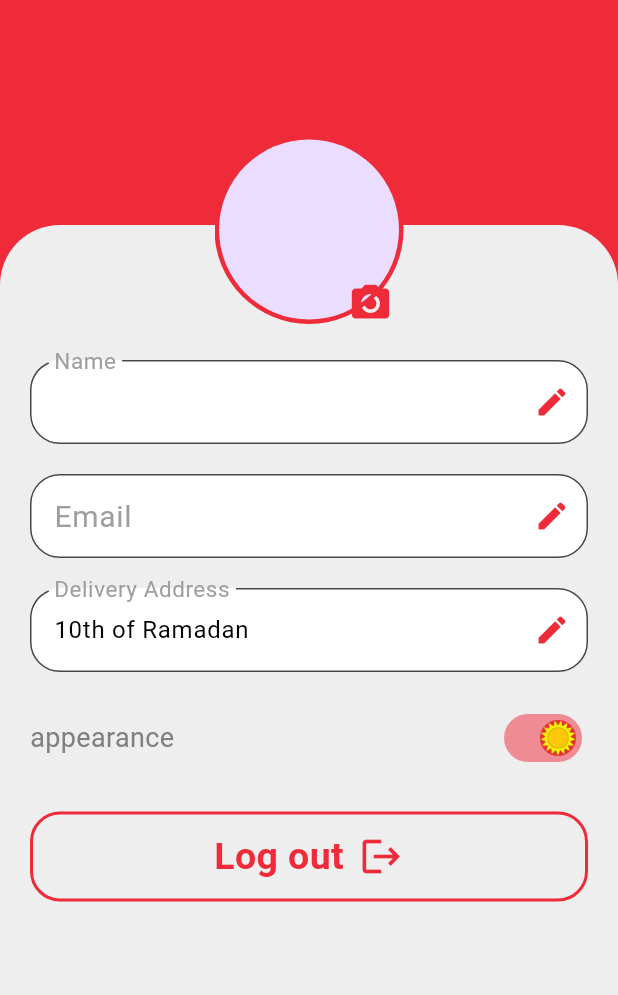
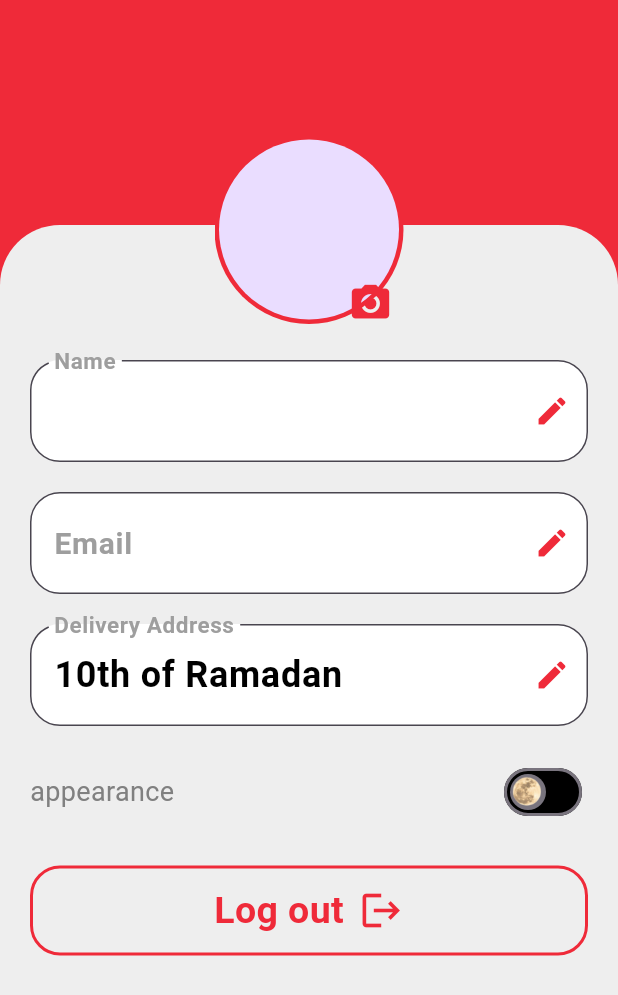
Before and after one commit to SalahFathy25/FoodApp, a Flutter app: the ProfileScreen screen opened directly, on a phone screen of 412 x 824 dp. Shown: the top 995 px of the screen. Run offline on Flutter 3.47's test engine with Material 3 defaults, Android fonts, the phone set to English and light mode, and no system bars; our stand-ins replace animated_splash_screen, bloc, flutter_bloc, google_fonts, image_picker, page_transition and 2 more; missing offline and left inert: ftoast, simple_floating_bottom_nav_bar, svg_flutter; accounts and stored records are empty.

Commit message:
food app

```diff
--- /dev/null
+++ b/lib/app/cubit/app_cubit.dart
@@ -0,0 +1,23 @@
+// ignore_for_file: public_member_api_docs, sort_constructors_first
+import 'package:bloc/bloc.dart';
+import 'package:food_app/app/cache/shared_helper.dart';
+
+part 'app_state.dart';
+
+class AppCubit extends Cubit<AppState> {
+  String theme = "light";
+  final SharedHelper sharedHelper;
+
+  AppCubit(this.sharedHelper, this.theme) : super(AppInitial());
+
+  Future<void> init() async {
+    theme = await sharedHelper.getTheme() ?? "light";
+    emit(AppInitial(modeTheme: theme));
+  }
+
+  void changeTheme(String newTheme) {
+    theme = newTheme;
+    sharedHelper.saveTheme(theme);
+    emit(ChangeSettings(theme));
+  }
+}
--- /dev/null
+++ b/lib/app/cubit/app_state.dart
@@ -0,0 +1,13 @@
+part of 'app_cubit.dart';
+
+sealed class AppState {}
+
+final class AppInitial extends AppState {
+  final String modeTheme;
+  AppInitial({this.modeTheme = 'light'});
+}
+
+class ChangeSettings extends AppState {
+  final String modeTheme;
+  ChangeSettings(this.modeTheme);
+}
--- a/lib/app/screens/home/home_screen.dart
+++ b/lib/app/screens/home/home_screen.dart
@@ -28,7 +28,7 @@
   void initState() {
     super.initState();
     filteredItems = homeItemData;
-    loadProfileImage(); // Load image in initState
+    loadProfileImage();
   }
 
   Future<void> loadProfileImage() async {
@@ -81,7 +81,7 @@
           padding: const EdgeInsets.symmetric(vertical: 10, horizontal: 15),
           child: ListView(
             children: [
-              appBar(image: profileImage != null ? base64Encode(profileImage!) : ''), // Pass the image
+              homeAppBar(image: profileImage != null ? base64Encode(profileImage!) : ''),
               SearchArea(onSearchChanged: filterItems),
               CategoriesPart(
                 onCategorySelected: filterButtonsItems,
--- a/lib/app/screens/home/widgets/appbar.dart
+++ b/lib/app/screens/home/widgets/appbar.dart
@@ -3,7 +3,7 @@
 import 'package:flutter/material.dart';
 import '../../../../core/utils/colors.dart';
 
-Widget appBar({required String image}) {
+Widget homeAppBar({required String image}) {
   return Row(
     mainAxisAlignment: MainAxisAlignment.spaceBetween,
     children: [
--- a/lib/app/screens/profile/profile_screen.dart
+++ b/lib/app/screens/profile/profile_screen.dart
@@ -3,6 +3,8 @@
 import 'dart:typed_data';
 
 import 'package:flutter/material.dart';
+import 'package:flutter_bloc/flutter_bloc.dart';
+import 'package:food_app/app/cubit/app_cubit.dart';
 import 'package:food_app/core/utils/colors.dart';
 import 'package:google_fonts/google_fonts.dart';
 import 'package:image_picker/image_picker.dart';
@@ -97,6 +99,7 @@
 
   @override
   Widget build(BuildContext context) {
+    var bloc = context.read<AppCubit>();
     return Scaffold(
       backgroundColor: primaryColor,
       body: Stack(
@@ -167,18 +170,21 @@
                       ),
                     ),
                     const Spacer(),
-                    Switch(
-                      value: switched,
-                      activeColor: primaryColor,
-                      inactiveTrackColor: Colors.black,
-                      activeThumbImage:
-                          const AssetImage('assets/images/sun-transformed.png'),
-                      inactiveThumbImage: const AssetImage(
-                          'assets/images/moon-transformed.png'),
-                      onChanged: (value) {
-                        setState(
-                          () {
-                            switched = value;
+                    BlocBuilder<AppCubit, AppState>(
+                      builder: (context, state) {
+                        var cubit = BlocProvider.of<AppCubit>(context);
+                        return Switch(
+                          value: bloc.theme == "dark",
+                          activeColor: primaryColor,
+                          inactiveTrackColor: Colors.black,
+                          activeThumbImage: const AssetImage(
+                            'assets/images/sun-transformed.png',
+                          ),
+                          inactiveThumbImage: const AssetImage(
+                            'assets/images/moon-transformed.png',
+                          ),
+                          onChanged: (value) {
+                            cubit.changeTheme(value ? "dark" : "light");
                           },
                         );
                       },
--- /dev/null
+++ b/lib/core/utils/themes/app_themes.dart
@@ -0,0 +1,47 @@
+import 'package:flutter/material.dart';
+
+class AppTheme {
+  static final ThemeData lightTheme = ThemeData(
+    primaryColor: const Color.fromARGB(255, 238, 238, 238),
+    primaryColorLight: Colors.red,
+    unselectedWidgetColor: Colors.white,
+    secondaryHeaderColor: Colors.white,
+    textTheme: const TextTheme(
+      bodySmall: TextStyle(
+        fontSize: 16,
+        color: Colors.black,
+      ),
+      bodyMedium: TextStyle(
+        fontSize: 14,
+        color: Colors.black54,
+      ),
+      bodyLarge: TextStyle(
+        fontSize: 24,
+        fontWeight: FontWeight.bold,
+        color: Colors.black54,
+      ),
+    ),
+  );
+
+  static final ThemeData darkTheme = ThemeData(
+    primaryColor: Colors.grey[850],
+    primaryColorLight: Colors.red,
+    secondaryHeaderColor: Colors.black,
+    unselectedWidgetColor: const Color.fromARGB(255, 37, 37, 38),
+    textTheme: const TextTheme(
+      bodySmall: TextStyle(
+        fontSize: 16,
+        color: Colors.white,
+      ),
+      bodyMedium: TextStyle(
+        fontSize: 14,
+        color: Colors.white70,
+      ),
+      bodyLarge: TextStyle(
+        fontSize: 24,
+        fontWeight: FontWeight.bold,
+        color: Colors.white,
+      ),
+    ),
+  );
+}
```
Also changed, not shown: lib/app/cache/shared_helper.dart (+21 -4 lines), lib/app/screens/cart/cart_screen.dart (+27 -11 lines), lib/app/screens/favourite/favourite_screen.dart (+57 -4 lines), lib/app/screens/favourite/widgets/appbar.dart (added, +32 -0 lines), lib/app/screens/login&signup screens/login_screen.dart (+9 -4 lines), lib/app/screens/login&signup screens/signup_screen.dart (+29 -5 lines), lib/app/screens/login&signup screens/widgets/password.dart (+4 -4 lines), lib/main.dart (+48 -12 lines).
